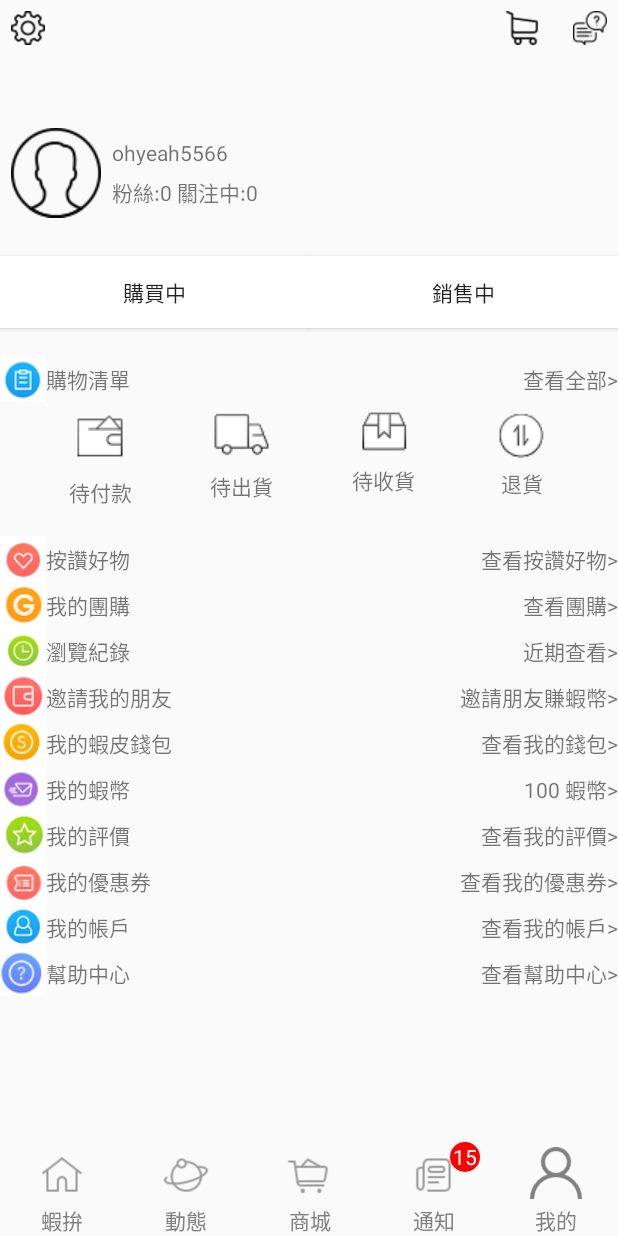
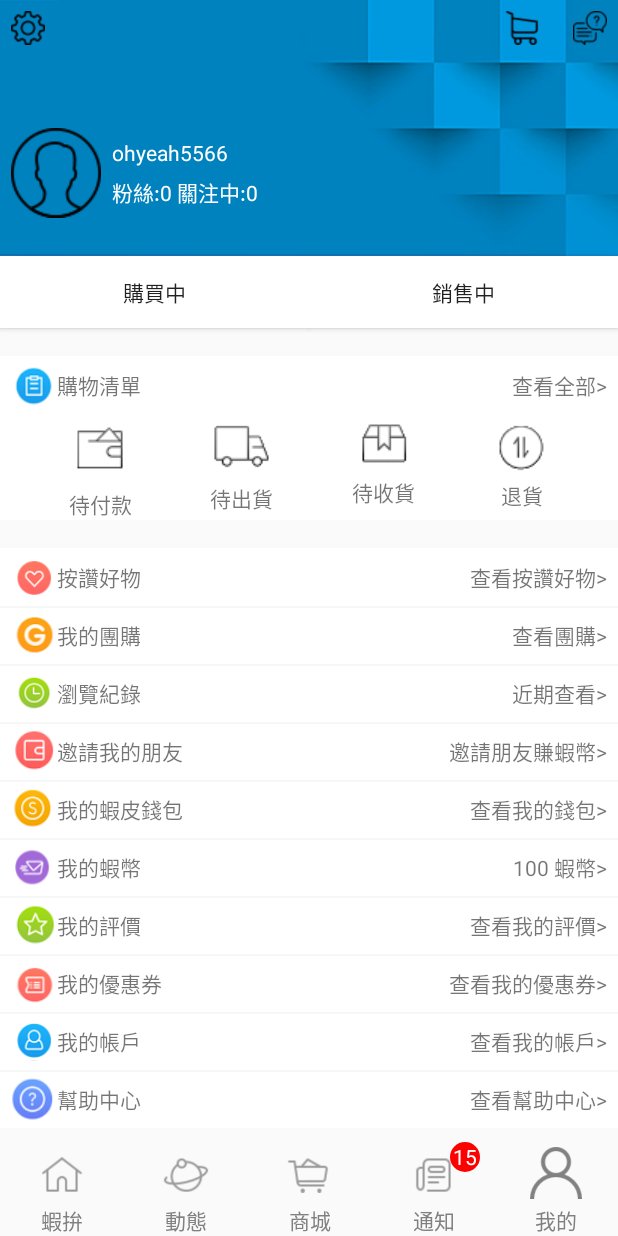
Before and after one commit to ohyeah5566/E-commerceUI, an Android app: the fragment MemberFragment placed in its activity, on a phone screen of 412 x 824 dp. Run offline under Robolectric (Android 15) with nearby library versions, the phone set to English and light mode, and no system bars; our stand-ins replace ButterKnife.

Commit message:
Member UI的細節調整，profile新增背景圖。

```diff
--- /dev/null
+++ b/app/src/main/java/ohyeah5566/ui/ui/DividerDecoration.java
@@ -0,0 +1,41 @@
+package ohyeah5566.ui.ui;
+
+import android.content.Context;
+import android.graphics.Canvas;
+import android.graphics.Paint;
+import android.support.v4.content.ContextCompat;
+import android.support.v7.widget.RecyclerView;
+import android.view.View;
+
+import ohyeah5566.ui.R;
+
+/**
+ * Created by yiwei on 2018/12/20.
+ */
+public class DividerDecoration extends RecyclerView.ItemDecoration {
+
+    int lineHeight = 2;
+    Context context;
+
+    public DividerDecoration(Context context){
+        this.context = context;
+    }
+
+    @Override
+    public void onDrawOver(Canvas c, RecyclerView parent, RecyclerView.State state) {
+        super.onDrawOver(c, parent, state);
+        int left = parent.getPaddingLeft();
+        int right = parent.getWidth() - parent.getPaddingRight();
+
+        for (int i = 1; i < parent.getChildCount(); i++) {
+            View view = parent.getChildAt(i);
+            int top = view.getTop();
+            int bottom = view.getBottom();
+            Paint paint = new Paint();
+            paint.setColor(ContextCompat.getColor(context,R.color.divider));
+            c.drawRect(left, top, right, top + lineHeight,paint);
+        }
+
+
+    }
+}
--- a/app/src/main/java/ohyeah5566/ui/ui/fragment/BuyingFragment.java
+++ b/app/src/main/java/ohyeah5566/ui/ui/fragment/BuyingFragment.java
@@ -17,6 +17,7 @@
 import butterknife.BindView;
 import butterknife.ButterKnife;
 import ohyeah5566.ui.R;
+import ohyeah5566.ui.ui.DividerDecoration;
 import ohyeah5566.ui.ui.MemberRecyclerViewAdapter;
 import ohyeah5566.ui.ui.MemberRecyclerViewItem;
 
@@ -24,8 +25,6 @@
  * Created by yiwei on 2018/12/18.
  */
 public class BuyingFragment extends Fragment {
-
-    String TAG = "BuyingFragment";
     @BindView(R.id.recyclerview_item) RecyclerView recyclerviewItem;
     List<MemberRecyclerViewItem> list = new ArrayList<>();
     MemberRecyclerViewAdapter memberRecyclerViewAdapter;
@@ -33,7 +32,6 @@
     @Override
     public View onCreateView(@NonNull LayoutInflater inflater, @Nullable ViewGroup container, @Nullable Bundle savedInstanceState) {
         View rootView = inflater.inflate(R.layout.fragment_buying, container, false);
-        Log.d(TAG,"onCreateView");
         ButterKnife.bind(this, rootView);
         iniRecyclerView();
         return rootView;
@@ -53,6 +51,7 @@
         memberRecyclerViewAdapter = new MemberRecyclerViewAdapter(list,getContext());
         recyclerviewItem.setLayoutManager(new LinearLayoutManager(getContext()));
         recyclerviewItem.setAdapter(memberRecyclerViewAdapter);
+        recyclerviewItem.addItemDecoration(new DividerDecoration(getContext()));
     }
 
 }
--- a/app/src/main/java/ohyeah5566/ui/ui/fragment/MemberFragment.java
+++ b/app/src/main/java/ohyeah5566/ui/ui/fragment/MemberFragment.java
@@ -9,15 +9,20 @@
 import android.view.LayoutInflater;
 import android.view.View;
 import android.view.ViewGroup;
+import android.widget.ImageView;
 
+import com.bumptech.glide.Glide;
+import com.bumptech.glide.request.RequestOptions;
+
+import butterknife.BindView;
 import butterknife.ButterKnife;
 import ohyeah5566.ui.R;
 
 /**
  * Created by yiwei on 2018/11/23.
  */
-public class MemberFragment extends Fragment{
-    private BuyingFragment buyingFragment;
+public class MemberFragment extends Fragment {
+    @BindView(R.id.imgv_profilebackground) ImageView imgv_Profilebackground;
     private FragmentManager fragmentManager;
 
     @Override
@@ -26,7 +31,7 @@
         fragmentManager = getFragmentManager();
 
         FragmentTransaction fragmentTransaction = fragmentManager.beginTransaction();
-        fragmentTransaction.add(R.id.fl_mine_framelayout,new BuyingFragment());
+        fragmentTransaction.add(R.id.fl_mine_framelayout, new BuyingFragment());
         fragmentTransaction.commit();
     }
 
@@ -34,6 +39,12 @@
     public View onCreateView(@NonNull LayoutInflater inflater, @Nullable ViewGroup container, @Nullable Bundle savedInstanceState) {
         View rootView = inflater.inflate(R.layout.fragment_me, container, false);
         ButterKnife.bind(this, rootView);
+        Glide.with(getContext()).load(R.drawable.profile_background).apply(new RequestOptions().centerCrop()).into(imgv_Profilebackground);
         return rootView;
     }
+
+    @Override
+    public void onDestroyView() {
+        super.onDestroyView();
+    }
 }
--- a/app/src/main/res/layout/fragment_buying.xml
+++ b/app/src/main/res/layout/fragment_buying.xml
@@ -1,8 +1,9 @@
 <?xml version="1.0" encoding="utf-8"?>
 <android.support.constraint.ConstraintLayout xmlns:android="http://schemas.android.com/apk/res/android"
+    xmlns:app="http://schemas.android.com/apk/res-auto"
     android:layout_width="match_parent"
-    android:layout_height="match_parent"
-    xmlns:app="http://schemas.android.com/apk/res-auto">
+    android:layout_height="match_parent">
+
     <include
         android:id="@+id/include_buylist"
         layout="@layout/item_minerecyclerview"
@@ -13,13 +14,22 @@
         app:layout_constraintRight_toRightOf="parent"
         app:layout_constraintTop_toTopOf="parent" />
 
+
+    <android.support.constraint.ConstraintLayout
+        android:id="@+id/parent_buying_constraint"
+        android:layout_width="0dp"
+        android:layout_height="wrap_content"
+        android:background="#ffffff"
+        app:layout_constraintLeft_toLeftOf="parent"
+        app:layout_constraintRight_toRightOf="parent"
+        app:layout_constraintTop_toBottomOf="@+id/include_buylist">
+
         <android.support.constraint.ConstraintLayout
             android:id="@+id/constraint_toPay"
             android:layout_width="wrap_content"
             android:layout_height="wrap_content"
             app:layout_constraintLeft_toLeftOf="parent"
-        app:layout_constraintRight_toLeftOf="@+id/constraint_toSend"
-        app:layout_constraintTop_toBottomOf="@+id/include_buylist">
+            app:layout_constraintRight_toLeftOf="@+id/constraint_toSend">
 
             <ImageView
                 android:id="@+id/imgv_toPay"
@@ -44,8 +54,7 @@
             android:layout_width="wrap_content"
             android:layout_height="wrap_content"
             app:layout_constraintLeft_toRightOf="@+id/constraint_toPay"
-        app:layout_constraintRight_toLeftOf="@+id/constraint_toReceive"
-        app:layout_constraintTop_toBottomOf="@+id/include_buylist">
+            app:layout_constraintRight_toLeftOf="@+id/constraint_toReceive">
 
             <ImageView
                 android:id="@+id/imgv_toSend"
@@ -70,8 +79,7 @@
             android:layout_width="wrap_content"
             android:layout_height="wrap_content"
             app:layout_constraintLeft_toRightOf="@+id/constraint_toSend"
-        app:layout_constraintRight_toLeftOf="@+id/constraint_return"
-        app:layout_constraintTop_toBottomOf="@+id/include_buylist">
+            app:layout_constraintRight_toLeftOf="@+id/constraint_return">
 
             <ImageView
                 android:id="@+id/imgv_toReceive"
@@ -96,8 +104,7 @@
             android:layout_width="wrap_content"
             android:layout_height="wrap_content"
             app:layout_constraintLeft_toRightOf="@+id/constraint_toReceive"
-        app:layout_constraintRight_toRightOf="parent"
-        app:layout_constraintTop_toBottomOf="@+id/include_buylist">
+            app:layout_constraintRight_toRightOf="parent">
 
             <ImageView
                 android:id="@+id/imgv_return"
@@ -116,6 +123,8 @@
                 app:layout_constraintTop_toBottomOf="@+id/imgv_return" />
 
         </android.support.constraint.ConstraintLayout>
+    </android.support.constraint.ConstraintLayout>
+
 
     <android.support.v7.widget.RecyclerView
         android:id="@+id/recyclerview_item"
@@ -124,7 +133,7 @@
         android:layout_marginTop="@dimen/qb_px_50"
         app:layout_constraintLeft_toLeftOf="parent"
         app:layout_constraintRight_toRightOf="parent"
-        app:layout_constraintTop_toBottomOf="@+id/constraint_toPay">
+        app:layout_constraintTop_toBottomOf="@+id/parent_buying_constraint">
 
     </android.support.v7.widget.RecyclerView>
 </android.support.constraint.ConstraintLayout>
--- a/app/src/main/res/layout/fragment_me.xml
+++ b/app/src/main/res/layout/fragment_me.xml
@@ -2,17 +2,25 @@
 <ScrollView xmlns:android="http://schemas.android.com/apk/res/android"
     xmlns:app="http://schemas.android.com/apk/res-auto"
     android:layout_width="match_parent"
-    android:layout_height="match_parent">
+    android:layout_height="wrap_content">
 
     <android.support.constraint.ConstraintLayout
         android:layout_width="match_parent"
         android:layout_height="wrap_content">
 
         <android.support.constraint.ConstraintLayout
-            android:id="@+id/constraintlayout"
+            android:id="@+id/member_profile_constraintlayout"
             android:layout_width="match_parent"
             android:layout_height="@dimen/qb_px_450"
             app:layout_constraintTop_toTopOf="parent">
+            <ImageView
+                android:id="@+id/imgv_profilebackground"
+                android:layout_width="0dp"
+                android:layout_height="0dp"
+                app:layout_constraintLeft_toLeftOf="parent"
+                app:layout_constraintTop_toTopOf="parent"
+                app:layout_constraintRight_toRightOf="parent"
+                app:layout_constraintBottom_toBottomOf="parent" />
 
             <Button
                 android:id="@+id/btn_mineSetting"
@@ -68,6 +76,7 @@
                 android:layout_height="wrap_content"
                 android:layout_marginLeft="@dimen/qb_px_20"
                 android:text="ohyeah5566"
+                android:textColor="@color/profile_text"
                 app:layout_constraintBottom_toTopOf="@id/tv_mine_follows"
                 app:layout_constraintLeft_toRightOf="@+id/imgv_mine_sticker"
                 app:layout_constraintTop_toTopOf="@+id/gl_mine_center" />
@@ -78,6 +87,7 @@
                 android:layout_height="wrap_content"
                 android:layout_marginLeft="@dimen/qb_px_20"
                 android:text="粉絲:0 關注中:0"
+                android:textColor="@color/profile_text"
                 app:layout_constraintBottom_toBottomOf="@+id/imgv_mine_sticker"
                 app:layout_constraintLeft_toRightOf="@+id/imgv_mine_sticker"
                 app:layout_constraintTop_toBottomOf="@+id/tv_mine_account" />
@@ -93,7 +103,7 @@
             android:text="購買中"
             app:layout_constraintLeft_toLeftOf="parent"
             app:layout_constraintRight_toLeftOf="@+id/btn_mine_selling"
-            app:layout_constraintTop_toBottomOf="@+id/constraintlayout" />
+            app:layout_constraintTop_toBottomOf="@+id/member_profile_constraintlayout" />
 
         <Button
             android:id="@+id/btn_mine_selling"
@@ -103,7 +113,7 @@
             android:text="銷售中"
             app:layout_constraintLeft_toRightOf="@+id/btn_mine_buying"
             app:layout_constraintRight_toRightOf="parent"
-            app:layout_constraintTop_toBottomOf="@+id/constraintlayout" />
+            app:layout_constraintTop_toBottomOf="@+id/member_profile_constraintlayout" />
 
         <FrameLayout
             android:id="@+id/fl_mine_framelayout"
--- a/app/src/main/res/layout/item_minerecyclerview.xml
+++ b/app/src/main/res/layout/item_minerecyclerview.xml
@@ -3,14 +3,19 @@
     android:layout_width="match_parent"
     android:layout_height="wrap_content"
     xmlns:app="http://schemas.android.com/apk/res-auto"
-    android:layout_marginTop="@dimen/qb_px_10">
+    android:background="#ffffff">
 
     <ImageView
         android:id="@+id/imgv_listicon"
+        android:layout_marginTop="@dimen/qb_px_10"
+        android:layout_marginBottom="@dimen/qb_px_10"
         android:layout_width="@dimen/qb_px_80"
         android:layout_height="@dimen/qb_px_80"
+        android:layout_marginLeft="@dimen/qb_px_20"
         android:background="@drawable/mine_iconbuylist"
-        app:layout_constraintLeft_toLeftOf="parent"/>
+        app:layout_constraintLeft_toLeftOf="parent"
+        app:layout_constraintBottom_toBottomOf="parent"
+        app:layout_constraintTop_toTopOf="parent"/>
 
     <TextView
         android:id="@+id/tv_listtitle"
@@ -35,6 +40,7 @@
         android:layout_width="wrap_content"
         android:layout_height="wrap_content"
         android:text=">"
+        android:layout_marginRight="@dimen/qb_px_20"
         app:layout_constraintTop_toTopOf="parent"
         app:layout_constraintBottom_toBottomOf="parent"
         app:layout_constraintRight_toRightOf="parent"/>
--- a/app/src/main/res/values/colors.xml
+++ b/app/src/main/res/values/colors.xml
@@ -1,5 +1,7 @@
 <?xml version="1.0" encoding="utf-8"?>
 <resources>
+    <color name="profile_text">#ffffff</color>
+
     <color name="colorPrimary">#3F51B5</color>
     <color name="colorPrimaryDark">#303F9F</color>
     <color name="colorAccent">#FF4081</color>
@@ -12,4 +14,5 @@
     <color name="colorToolbarText">#ffffff</color>
 
     <color name="mineBtnSeleced">#EE7700</color>
+    <color name="divider">#F7F7F7</color>
 </resources>
```
Also changed, not shown: app/src/main/res/drawable/profile_background.png (added). Lines whose indentation alone changed are shown as unchanged.
